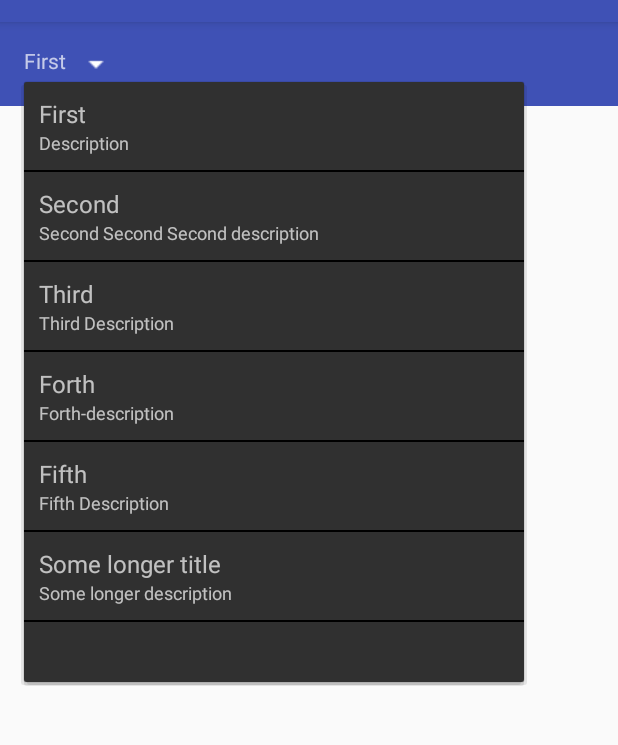
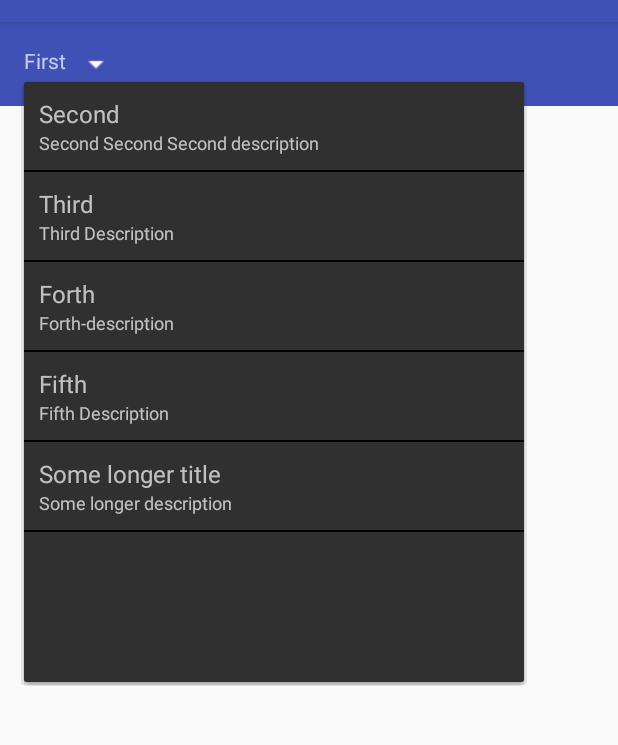
Before and after one commit to sagiyemi/custom-spinner, an Android app: the screen it shows after launch (MainActivity), after a tap on "First", on a phone screen of 412 x 824 dp, the part 62-807 px from its top. Run offline under Robolectric (Android 15) with nearby library versions, the phone set to English and light mode, and no system bars.

Commit message:
Support hiding and showing of selected item

```diff
--- a/library/src/main/java/com/autodesk/customspinner/CustomSpinner.java
+++ b/library/src/main/java/com/autodesk/customspinner/CustomSpinner.java
@@ -17,21 +17,19 @@ import android.widget.TextView;
 public class CustomSpinner extends LinearLayout implements View.OnClickListener, AdapterView.OnItemClickListener {
 
     private static final String TAG = "CustomSpinner";
-    private static final int NO_ITEM_SELECTED = -1;
 
     private int mDrawablePaddingLeft = Util.dpToPx(getContext(), 8f);
     private int mDrawablePaddingTop = Util.dpToPx(getContext(), 0f);
     private int mDrawablePaddingRight = Util.dpToPx(getContext(), 8f);
     private int mDrawablePaddingBottom = Util.dpToPx(getContext(), 0f);
     private int mDrawableRight = R.drawable.ic_keyboard_arrow_down_white_24dp;
+    private boolean mHideSelectedItem = false;
 
     private TextView mTitle;
     private ImageView mIcon;
 
     private CustomSpinnerAdapter mAdapter;
     private ListPopupWindow mPopup;
-
-    private int mSelectedItemPosition = NO_ITEM_SELECTED;
 
     public CustomSpinner(Context context) {
         this(context, null);
@@ -65,6 +63,7 @@ public class CustomSpinner extends LinearLayout implements View.OnClickListener,
         mDrawablePaddingRight = attr.getDimensionPixelSize(R.styleable.CustomSpinner_cs_drawable_paddingRight, mDrawablePaddingRight);
         mDrawablePaddingBottom = attr.getDimensionPixelSize(R.styleable.CustomSpinner_cs_drawable_paddingBottom, mDrawablePaddingBottom);
         mDrawableRight = attr.getResourceId(R.styleable.CustomSpinner_cs_drawable_right, mDrawableRight);
+        mHideSelectedItem = attr.getBoolean(R.styleable.CustomSpinner_cs_hide_selected_item, mHideSelectedItem);
 
         attr.recycle();
 
@@ -74,13 +73,11 @@ public class CustomSpinner extends LinearLayout implements View.OnClickListener,
 
     public void setAdapter(CustomSpinnerAdapter adapter) {
         mAdapter = adapter;
+        mAdapter.setHideSelectedItem(mHideSelectedItem);
         mPopup.setAdapter(mAdapter);
-        if (mSelectedItemPosition == NO_ITEM_SELECTED) {
-            this.mSelectedItemPosition = 0;
-            if (adapter != null) {
-                mIcon.setVisibility(isMultiItem() ? VISIBLE : GONE);
-                setSelectedItem(0);
-            }
+        if (adapter != null) {
+            mIcon.setVisibility(isMultiItem() ? VISIBLE : GONE);
+            setSelectedItem(0);
         }
     }
 
@@ -110,7 +107,8 @@ public class CustomSpinner extends LinearLayout implements View.OnClickListener,
     }
 
     private void setSelectedItem(int position) {
-        mSelectedItemPosition = position;
-        mTitle.setText(mAdapter.getItem(mSelectedItemPosition).title());
+        mAdapter.setSelectedItem(position);
+        mAdapter.notifyDataSetChanged();
+        mTitle.setText(mAdapter.getSelectedItemTitle());
     }
 }
--- a/library/src/main/java/com/autodesk/customspinner/CustomSpinnerAdapter.java
+++ b/library/src/main/java/com/autodesk/customspinner/CustomSpinnerAdapter.java
@@ -8,6 +8,7 @@ import android.view.View;
 import android.view.ViewGroup;
 import android.widget.BaseAdapter;
 
+import java.util.ArrayList;
 import java.util.List;
 
 /**
@@ -17,8 +18,11 @@ import java.util.List;
 public class CustomSpinnerAdapter<T extends SpinnerDropDownItem> extends BaseAdapter {
 
     private List<T> mItems;
+    private List<T> mVisibleItems = new ArrayList<>();
     private int mLayoutResId;
     private ViewBinder<T> mViewBinder;
+    private int mSelectedItemPosition;
+    private boolean mHideSelectedItem;
 
     public CustomSpinnerAdapter(@LayoutRes int dropDownItemResId, @NonNull ViewBinder<T> viewBinder) {
         this.mLayoutResId = dropDownItemResId;
@@ -26,17 +30,33 @@ public class CustomSpinnerAdapter<T extends SpinnerDropDownItem> extends BaseAda
     }
 
     public void addAll(List<T> items) {
-        this.mItems = items;
+        mItems = items;
+        mVisibleItems.clear();
+        mVisibleItems.addAll(mItems);
+    }
+
+    private void invalidateVisibleItemsList() {
+        mVisibleItems.clear();
+        mVisibleItems.addAll(mItems);
+        mVisibleItems.remove(mSelectedItemPosition);
+    }
+
+    public void setHideSelectedItem(boolean hide) {
+        mHideSelectedItem = hide;
+    }
+
+    public List<T> getVisibleItems() {
+        return mHideSelectedItem ? mVisibleItems : mItems;
     }
 
     @Override
     public int getCount() {
-        return mItems.size();
+        return getVisibleItems().size();
     }
 
     @Override
     public T getItem(int position) {
-        return mItems.get(position);
+        return getVisibleItems().get(position);
     }
 
     @Override
@@ -51,4 +71,23 @@ public class CustomSpinnerAdapter<T extends SpinnerDropDownItem> extends BaseAda
         mViewBinder.bindView(view1, getItem(position));
         return view1;
     }
+
+    public String getSelectedItemTitle() {
+        return mItems.get(mSelectedItemPosition).title();
+    }
+
+    public void setSelectedItem(int selectedItemPosition) {
+        mSelectedItemPosition = findSelectedItemPosition(selectedItemPosition);
+        invalidateVisibleItemsList();
+    }
+
+    private int findSelectedItemPosition(int selectedItemPosition) {
+        final long itemId = getItemId(selectedItemPosition);
+        for (int position = 0; position < mItems.size(); position++) {
+            if (mItems.get(position).hashCode() == itemId) {
+                return position;
+            }
+        }
+        return 0;
+    }
 }
--- a/library/src/main/res/values/attrs.xml
+++ b/library/src/main/res/values/attrs.xml
@@ -2,11 +2,12 @@
 <resources>
 
     <declare-styleable name="CustomSpinner">
-        <attr name="cs_drawable_right" format="reference" />
-        <attr name="cs_drawable_paddingTop" format="dimension" />
-        <attr name="cs_drawable_paddingLeft" format="dimension" />
-        <attr name="cs_drawable_paddingRight" format="dimension" />
-        <attr name="cs_drawable_paddingBottom" format="dimension" />
+        <attr name="cs_hide_selected_item" format="boolean"/>
+        <attr name="cs_drawable_right" format="reference"/>
+        <attr name="cs_drawable_paddingTop" format="dimension"/>
+        <attr name="cs_drawable_paddingLeft" format="dimension"/>
+        <attr name="cs_drawable_paddingRight" format="dimension"/>
+        <attr name="cs_drawable_paddingBottom" format="dimension"/>
     </declare-styleable>
 
 </resources>
--- a/sample/src/main/res/layout/toolbar.xml
+++ b/sample/src/main/res/layout/toolbar.xml
@@ -13,6 +13,7 @@
         android:layout_width="wrap_content"
         android:layout_height="wrap_content"
         app:cs_drawable_paddingLeft="8dp"
-        app:cs_drawable_right="@drawable/menu_down"/>
+        app:cs_drawable_right="@drawable/menu_down"
+        app:cs_hide_selected_item="true"/>
 
 </android.support.v7.widget.Toolbar>
```
